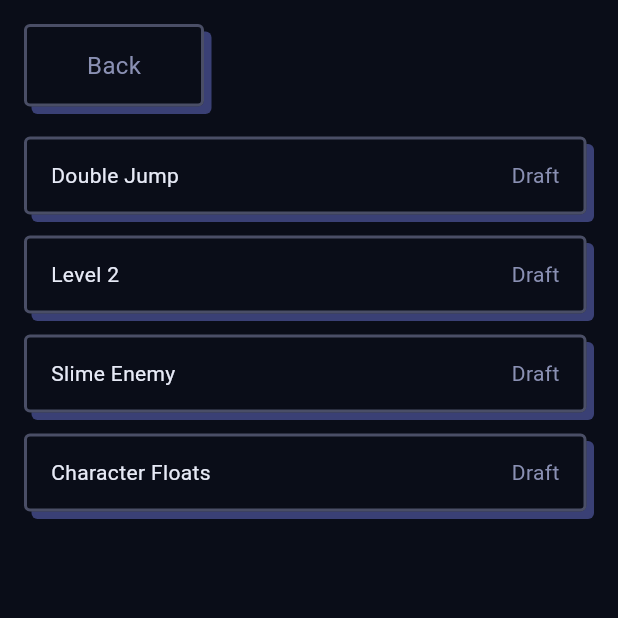
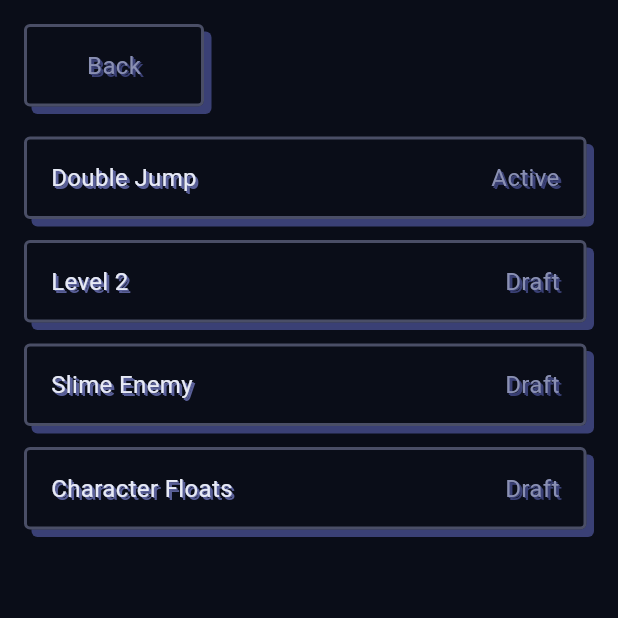
Before and after one commit to gonoahwhere/portfolio-projects, a Flutter app: the ItemListScreen screen opened directly, on a phone screen of 412 x 824 dp, the top half of it. Run offline on Flutter 3.47's test engine with Material 3 defaults, Android fonts, the phone set to English and light mode, and no system bars; our stand-ins replace material_ui; Roboto replaces fonts that are missing (Sniglet).

Commit message:
Refactor: Text3D so the 3D edge follows the text colour

```diff
--- a/knowah/lib/screens/item_list_screen.dart
+++ b/knowah/lib/screens/item_list_screen.dart
@@ -7,8 +7,9 @@ import 'package:knowah/models/item.dart';
 // Knowah colours
 import 'package:knowah/themes/app_colours.dart';
 
-// The 3D box and button
+// The 3D box, text and button
 import 'package:knowah/widgets/panel_3d.dart';
+import 'package:knowah/widgets/text_3d.dart';
 import 'package:knowah/widgets/button_3d.dart';
 
 // The Item list shows every item in the project
@@ -115,11 +116,15 @@ class _ItemListScreenState extends State<ItemListScreen> {
                     children: [
                         // Expanded makes the title take all the free space
                         // which pushes the status over to the right edge
-                        Expanded(child: Text(item.title)),
+                        Expanded(child: Text3D(
+                            colour: AppColours.text,
+                            item.title
+                            )
+                        ),
                         // The status, in a quieter grey-blue colour
-                        Text(
+                        Text3D(
                             _statusLabel(item.status),
-                            style: const TextStyle(color: AppColours.textDim),
+                            colour: AppColours.textDim,
                         ),
                     ],
                 ),
@@ -148,17 +153,15 @@ class _ItemListScreenState extends State<ItemListScreen> {
                     crossAxisAlignment: CrossAxisAlignment.start,
                     children: [
                         // Small heading
-                        const Text(
+                        const Text3D(
                             'DETAILS',
-                            style: TextStyle(
-                                fontSize: 14,
-                                color: AppColours.textDim,
-                            ),
+                            colour: AppColours.textDim,
+                            fontSize: 14,
                         ),
                         const SizedBox(height: 12),
 
                         // The selected item's title, or a message if nothing is selected
-                        Text(_selected?.title ?? 'Select an item'),
+                        Text3D(_selected?.title ?? 'Select an item'),
                     ],
                 ),
             ),
--- a/knowah/lib/screens/menu_screen.dart
+++ b/knowah/lib/screens/menu_screen.dart
@@ -163,7 +163,7 @@ class MenuScreen extends StatelessWidget {
                 // The screen to show
                 builder: (context) => ItemListScreen(
                     items: [
-                        Item(title: 'Double Jump'),
+                        Item(title: 'Double Jump', status: ItemStatus.active),
                         Item(title: 'Level 2'),
                         Item(title: 'Slime Enemy'),
                         Item(title: 'Character Floats'),
--- a/knowah/lib/themes/app_colours.dart
+++ b/knowah/lib/themes/app_colours.dart
@@ -24,4 +24,8 @@ class AppColours {
     // see-through shadows overlap and show stripes where they cross
     static const Color cyanShadow = Color(0xFF1F6B60);
     static const Color textDimShadow = Color(0xFF3A4075);
+
+    // Edge colour for normal text
+    // Lighter than textDimShadow, so white text and grey-blue text each get their own edge
+    static const Color textShadow = Color(0xFF5A6099);
 }
--- a/knowah/lib/themes/effects.dart
+++ b/knowah/lib/themes/effects.dart
@@ -1,5 +1,8 @@
 // Imports Flutter's ready-made building blocks
 import 'package:material_ui/material_ui.dart';
+
+// Knowah colours
+import 'package:knowah/themes/app_colours.dart';
 
 // Builds a solid 'extruded' 3D look for text
 // color = the colour of the 3D edge
@@ -14,3 +17,14 @@ List<Shadow> extrude(Color color, int depth) => [
             color: color,
         ),
 ];
+
+// Picks the 3D edge colour that goes with a text colour
+// Each text colour has its own edge colour
+Color shadowFor(Color textColour) {
+    // Cyan text gets the dark cyan edge
+    if (textColour == AppColours.cyan) return AppColours.cyanShadow;
+    // Grey-blue text gets the dark gey-blue edge
+    if (textColour == AppColours.textDim) return AppColours.textDimShadow;
+    // Everything else gets the lighter edge
+    return AppColours.textShadow;
+}
--- a/knowah/lib/widgets/button_3d.dart
+++ b/knowah/lib/widgets/button_3d.dart
@@ -3,6 +3,9 @@ import 'package:material_ui/material_ui.dart';
 
 // Knowahs colours
 import 'package:knowah/themes/app_colours.dart';
+
+// The 3D text helper
+import 'package:knowah/themes/effects.dart';
 
 // A button with a solid 3D edge that squashes down when pressed
 // Used on every screen, so it lives here instead of inside one specific screen
@@ -106,6 +109,8 @@ class _Button3DState extends State<Button3D> {
                         fontSize: 16,
                         fontFamily: 'Sniglet',
                         color: accent,
+                        // The 3D on the text, same colour as the button's edge
+                        shadows: extrude(edge, 2)
                     ),
                 ),
             ),
--- /dev/null
+++ b/knowah/lib/widgets/text_3d.dart
@@ -0,0 +1,45 @@
+// Flutter's ready-made building blocks
+import 'package:material_ui/material_ui.dart';
+
+// Knowah colours and the 3D text helpers
+import 'package:knowah/themes/app_colours.dart';
+import 'package:knowah/themes/effects.dart';
+
+// Text with a solid 3D edge that always matches the text's own colour
+// This is used anywhere the text needs a 3D look, instead of just plain Text
+// StatelessWidget because it never changes once it is drawn
+class Text3D extends StatelessWidget {
+    // The words to show
+    final String text;
+
+    // The text colour, the 3D edge colour is picked from this
+    final Color colour;
+
+    // How big the text is
+    final double fontSize;
+
+    // How many pixels this the 3D edge is
+    final int depth;
+
+    const Text3D(
+        this.text, {
+            super.key,
+            this.colour = AppColours.text,
+            this.fontSize = 16,
+            this.depth = 2,
+        }
+    );
+
+    @override
+    Widget build (BuildContext context) {
+        return Text(
+            text,
+            style: TextStyle(
+                fontSize: fontSize,
+                color: colour,
+                // The edge colour follows the text colour
+                shadows: extrude(shadowFor(colour), depth),
+            ),
+        );
+    }
+}
```
Also changed, not shown: 2 other files.
